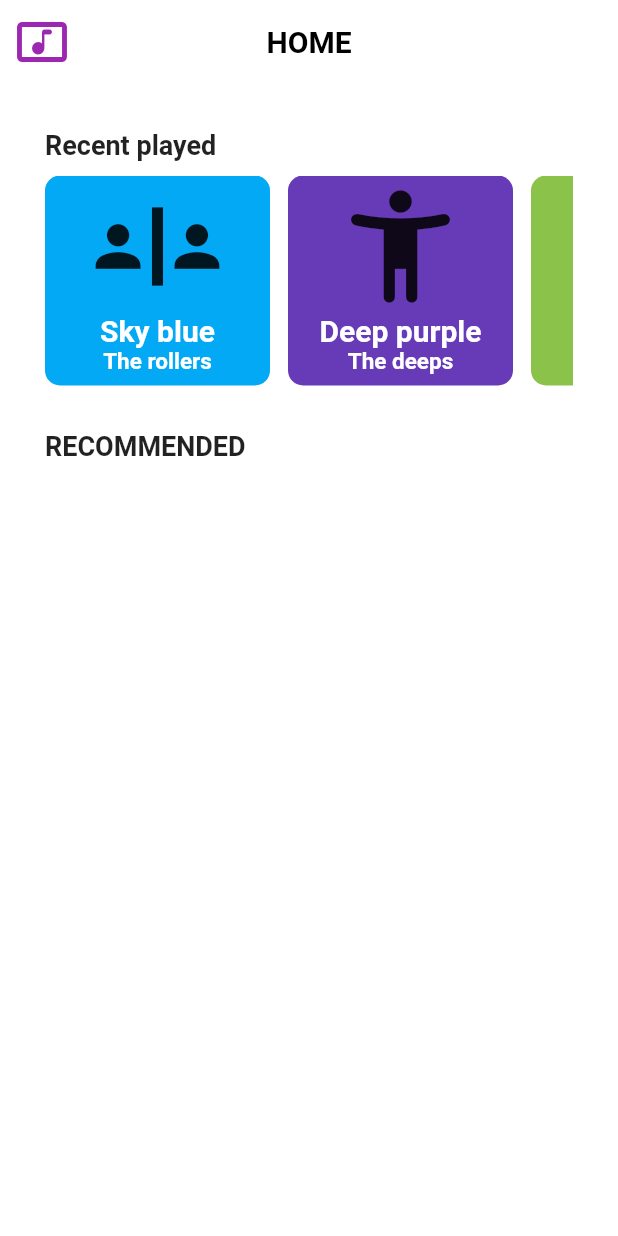
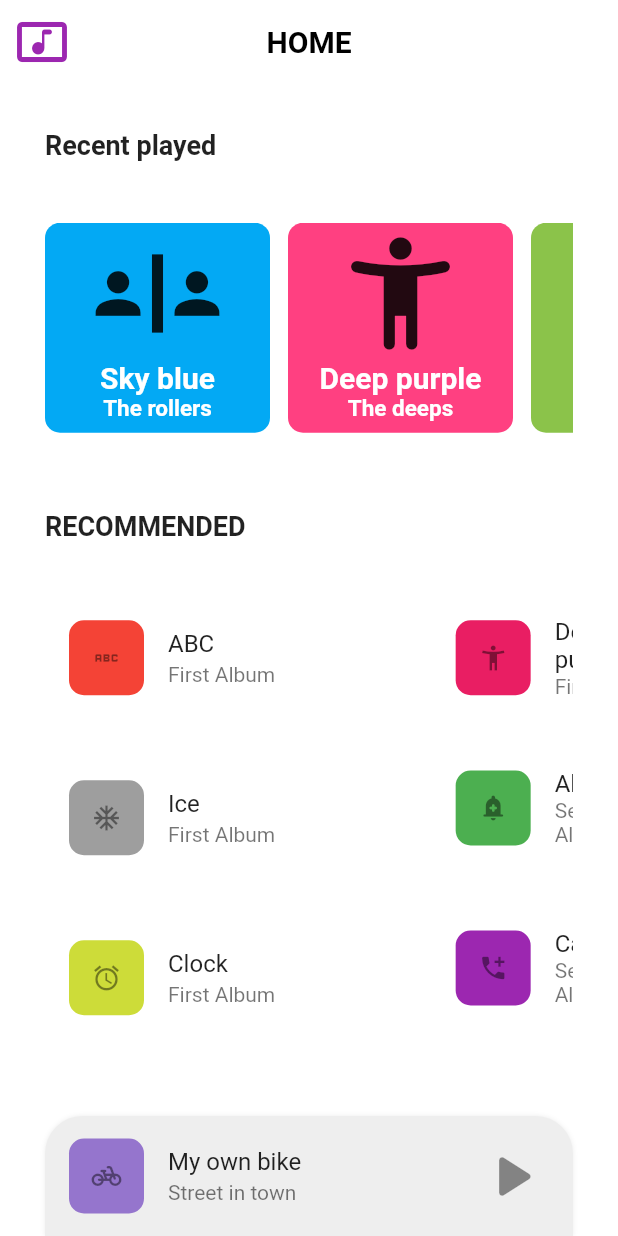
Before and after one commit to julicam10/Music-App-Basic-UI, a Flutter app: the HomePage screen opened by its route, on a phone screen of 412 x 824 dp. Run offline on Flutter 3.47's test engine with Material 2 defaults, Android fonts, the phone set to English and light mode, and no system bars.

Commit message:
Termine la interfaz de homescreen

```diff
--- a/lib/pages/home_page.dart
+++ b/lib/pages/home_page.dart
@@ -32,9 +32,10 @@ class HomePage extends StatelessWidget {
           padding: const EdgeInsets.symmetric(horizontal: 30),
           child: Column(
             crossAxisAlignment: CrossAxisAlignment.start,
+            mainAxisAlignment: MainAxisAlignment.spaceBetween,
             children: [
               const Padding(
-                padding: EdgeInsets.only(top: 30, bottom: 10),
+                padding: EdgeInsets.only(top: 30, bottom: 20),
                 child: Text(
                   'Recent played',
                   style: TextStyle(
@@ -57,7 +58,7 @@ class HomePage extends StatelessWidget {
                     ),
                     SizedBox(width: 12),
                     Card(
-                      color: Colors.deepPurple,
+                      color: Colors.pinkAccent,
                       name: 'Deep purple',
                       artist: 'The deeps',
                       icon: Icons.accessibility_new_rounded,
@@ -74,7 +75,7 @@ class HomePage extends StatelessWidget {
                 ),
               ),
               const Padding(
-                padding: EdgeInsets.only(top: 30, left: 0),
+                padding: EdgeInsets.only(top: 30, bottom: 20),
                 child: Text(
                   'RECOMMENDED',
                   style: TextStyle(
@@ -84,10 +85,152 @@ class HomePage extends StatelessWidget {
                   textAlign: TextAlign.start,
                 ),
               ),
+              Container(
+                height: 320,
+                child: GridView.count(
+                  scrollDirection: Axis.horizontal,
+                  crossAxisCount: 3,
+                  mainAxisSpacing: 80,
+                  childAspectRatio: 0.6,
+                  children: const [
+                    ListTileHomeScreen(
+                      icon: Icons.abc_outlined,
+                      title: 'ABC',
+                      subtitle: 'First Album',
+                      color: Colors.red,
+                    ),
+                    ListTileHomeScreen(
+                      icon: Icons.ac_unit_outlined,
+                      title: 'Ice',
+                      subtitle: 'First Album',
+                      color: Colors.grey,
+                    ),
+                    ListTileHomeScreen(
+                      icon: Icons.access_alarms,
+                      title: 'Clock',
+                      subtitle: 'First Album',
+                      color: Colors.lime,
+                    ),
+                    ListTileHomeScreen(
+                      icon: Icons.accessibility_new,
+                      title: 'Deep purple',
+                      subtitle: 'First Album',
+                      color: Colors.pink,
+                    ),
+                    ListTileHomeScreen(
+                      icon: Icons.add_alert_rounded,
+                      title: 'Alert',
+                      subtitle: 'Second Album',
+                      color: Colors.green,
+                    ),
+                    ListTileHomeScreen(
+                      icon: Icons.add_ic_call,
+                      title: 'Call me',
+                      subtitle: 'Second Album',
+                      color: Colors.purple,
+                    ),
+                    ListTileHomeScreen(
+                      icon: Icons.mark_as_unread_outlined,
+                      title: 'Mail',
+                      subtitle: 'Second Album',
+                      color: Colors.deepOrange,
+                    ),
+                    ListTileHomeScreen(
+                      icon: Icons.sports_cricket,
+                      title: 'Sport',
+                      subtitle: 'Second Album',
+                      color: Colors.yellowAccent,
+                    ),
+                    ListTileHomeScreen(
+                      icon: Icons.restore_page,
+                      title: 'Change me',
+                      subtitle: 'Second Album',
+                      color: Colors.pink,
+                    )
+                  ],
+                ),
+              ),
+              Container(
+                height: 80,
+                width: double.infinity,
+                decoration: BoxDecoration(
+                  color: Colors.grey[200],
+                  borderRadius: const BorderRadius.only(
+                    topRight: Radius.circular(25),
+                    topLeft: Radius.circular(25),
+                  ),
+                  boxShadow: [
+                    BoxShadow(
+                      color: Colors.grey.withOpacity(0.2),
+                      blurRadius: 2,
+                    )
+                  ],
+                ),
+                child: Column(
+                  mainAxisAlignment: MainAxisAlignment.center,
+                  children: [
+                    ListTile(
+                      leading: Container(
+                        height: 50,
+                        width: 50,
+                        decoration: BoxDecoration(
+                          color: Colors.deepPurple[300],
+                          borderRadius: BorderRadius.circular(10),
+                        ),
+                        child: const Icon(
+                          Icons.pedal_bike_rounded,
+                          size: 20,
+                        ),
+                      ),
+                      trailing: Icon(
+                        Icons.play_arrow_rounded,
+                        size: 50,
+                      ),
+                      title: Text('My own bike'),
+                      subtitle: Text('Street in town'),
+                    )
+                  ],
+                ),
+              )
             ],
           ),
         ),
       ),
+    );
+  }
+}
+
+class ListTileHomeScreen extends StatelessWidget {
+  const ListTileHomeScreen({
+    Key? key,
+    required this.icon,
+    required this.title,
+    required this.subtitle,
+    required this.color,
+  }) : super(key: key);
+
+  final IconData icon;
+  final String title;
+  final String subtitle;
+  final Color color;
+
+  @override
+  Widget build(BuildContext context) {
+    return ListTile(
+      leading: Container(
+        height: 50,
+        width: 50,
+        decoration: BoxDecoration(
+          color: color,
+          borderRadius: BorderRadius.circular(10),
+        ),
+        child: Icon(
+          icon,
+          size: 20,
+        ),
+      ),
+      title: Text(title),
+      subtitle: Text(subtitle),
     );
   }
 }
```
